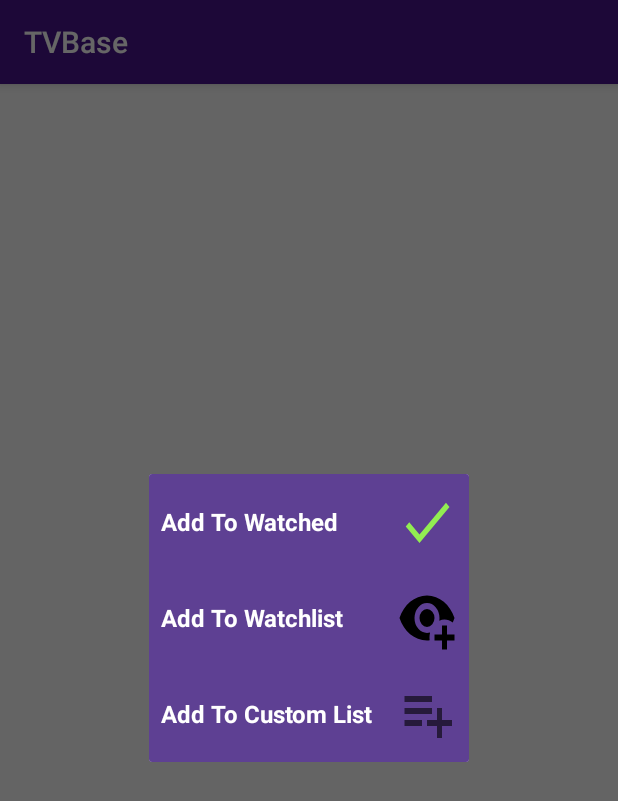
After one commit to ETS-Android5/TV_Base, an Android app: the fragment CustomFragmentDialog shown on its own in the app's theme, on a phone screen of 412 x 824 dp. The commit adds this screen. Shown: the top 801 px of the screen. Run offline under Robolectric (Android 15) with nearby library versions, the phone set to English and light mode, and no system bars; network calls fail.

Commit message:
dialog fragment

```diff
--- /dev/null
+++ b/app/src/main/java/com/a7apps/tvbase/assistant/CustomFragmentDialog.java
@@ -0,0 +1,21 @@
+package com.a7apps.tvbase.assistant;
+
+import android.os.Bundle;
+import android.view.LayoutInflater;
+import android.view.View;
+import android.view.ViewGroup;
+import androidx.annotation.NonNull;
+import androidx.annotation.Nullable;
+import androidx.fragment.app.DialogFragment;
+import com.a7apps.tvbase.R;
+import org.jetbrains.annotations.NotNull;
+
+public class CustomFragmentDialog extends DialogFragment {
+    @Nullable
+    @org.jetbrains.annotations.Nullable
+    @Override
+    public View onCreateView(@NonNull @NotNull LayoutInflater inflater, @Nullable @org.jetbrains.annotations.Nullable ViewGroup container, @Nullable @org.jetbrains.annotations.Nullable Bundle savedInstanceState) {
+        View view = inflater.inflate(R.layout.fragment_dialog, null);
+        return view;
+    }
+}
--- a/app/src/main/java/com/a7apps/tvbase/ui/search/SearchFragment.java
+++ b/app/src/main/java/com/a7apps/tvbase/ui/search/SearchFragment.java
@@ -69,7 +69,7 @@ public class SearchFragment extends Fragment implements Connect {
                         public void run() {
                             dataSearch.clear();
                             getPosters(Constants.getBaseSearchUrl()+searchQuery(), dataSearch);
-                            adapRV = new AdapRV(getActivity().getApplicationContext(), dataSearch);
+                            adapRV = new AdapRV(getActivity().getApplicationContext(), dataSearch,getParentFragmentManager());
                             adapRV.notifyDataSetChanged();
                             try {
                                 Thread.sleep(300);
--- a/app/src/main/java/com/a7apps/tvbase/ui/series/tabs/PopSeriesFrag.java
+++ b/app/src/main/java/com/a7apps/tvbase/ui/series/tabs/PopSeriesFrag.java
@@ -70,7 +70,7 @@ public class PopSeriesFrag extends Fragment {
             @Override
             public void run() {
                 dataPop = new DataPop(getActivity().getApplicationContext());
-                adapRV = new AdapRV(getActivity().getApplicationContext(), dataPop.getDataPopSeries());
+                adapRV = new AdapRV(getActivity().getApplicationContext(), dataPop.getDataPopSeries(), getParentFragmentManager());
                 adapRV.notifyDataSetChanged();
                 try {
                     Thread.sleep(900);
--- a/app/src/main/res/drawable/custom_input.xml
+++ b/app/src/main/res/drawable/custom_input.xml
@@ -3,7 +3,7 @@
 
     <item android:state_enabled="true" android:state_focused="true">
         <shape android:shape="rectangle">
-            <solid android:color="@color/backgroundBtnNav"/>
+            <solid android:color="@color/colorSecondary"/>
             <corners android:radius="10dp"/>
             <stroke android:color="#000000" android:width="1dp"/>
         </shape>
@@ -11,7 +11,7 @@
 
     <item android:state_enabled="true">
         <shape android:shape="rectangle">
-            <solid android:color="@color/backgroundBtnNav"/>
+            <solid android:color="@color/colorSecondary"/>
             <corners android:radius="10dp"/>
             <stroke android:color="#555757" android:width="1dp"/>
         </shape>
--- /dev/null
+++ b/app/src/main/res/drawable/ic_check.xml
@@ -0,0 +1,8 @@
+<?xml version="1.0" encoding="utf-8"?>
+<vector xmlns:android="http://schemas.android.com/apk/res/android"
+    android:height="24dp"
+    android:width="24dp"
+    android:viewportWidth="24"
+    android:viewportHeight="24">
+    <path android:fillColor="#92ED52" android:pathData="M21,7L9,19L3.5,13.5L4.91,12.09L9,16.17L19.59,5.59L21,7Z" />
+</vector>
--- /dev/null
+++ b/app/src/main/res/drawable/ic_eye_plus.xml
@@ -0,0 +1,8 @@
+<?xml version="1.0" encoding="utf-8"?>
+<vector xmlns:android="http://schemas.android.com/apk/res/android"
+    android:height="24dp"
+    android:width="24dp"
+    android:viewportWidth="24"
+    android:viewportHeight="24">
+    <path android:fillColor="#000" android:pathData="M12,4.5C7,4.5 2.73,7.61 1,12C2.73,16.39 7,19.5 12,19.5C12.36,19.5 12.72,19.5 13.08,19.45C13.03,19.13 13,18.82 13,18.5C13,17.94 13.08,17.38 13.24,16.84C12.83,16.94 12.42,17 12,17A5,5 0 0,1 7,12A5,5 0 0,1 12,7A5,5 0 0,1 17,12C17,12.29 16.97,12.59 16.92,12.88C17.58,12.63 18.29,12.5 19,12.5C20.17,12.5 21.31,12.84 22.29,13.5C22.56,13 22.8,12.5 23,12C21.27,7.61 17,4.5 12,4.5M12,9A3,3 0 0,0 9,12A3,3 0 0,0 12,15A3,3 0 0,0 15,12A3,3 0 0,0 12,9M18,14.5V17.5H15V19.5H18V22.5H20V19.5H23V17.5H20V14.5H18Z" />
+</vector>
--- a/app/src/main/res/layout/activity_main.xml
+++ b/app/src/main/res/layout/activity_main.xml
@@ -9,8 +9,8 @@
         android:paddingTop="0dp">
 
     <com.google.android.material.bottomnavigation.BottomNavigationView
-            android:backgroundTint="@color/backgroundBtnNav"
-            app:backgroundTint="@color/backgroundBtnNav"
+            android:backgroundTint="@color/colorSecondary"
+            app:backgroundTint="@color/colorSecondary"
             android:id="@+id/nav_view"
             android:layout_width="0dp"
             android:layout_height="wrap_content"
--- /dev/null
+++ b/app/src/main/res/layout/fragment_dialog.xml
@@ -0,0 +1,68 @@
+<?xml version="1.0" encoding="utf-8"?>
+<TableLayout xmlns:android="http://schemas.android.com/apk/res/android"
+    android:background="@color/colorSecondary"
+    android:layout_width="match_parent"
+    android:layout_height="match_parent">
+
+   <TableRow android:gravity="center">
+       <TextView
+           android:textStyle="bold"
+           android:layout_margin="8dp"
+           android:layout_width="wrap_content"
+           android:layout_height="wrap_content"
+           android:text="@string/add_watched"
+           android:textSize="16sp"
+           android:textColor="#fff"
+           android:id="@+id/txtAddWatched"/>
+
+       <Button
+           android:layout_margin="8dp"
+           android:layout_width="40dp"
+           android:layout_height="wrap_content"
+           android:background="@drawable/ic_check"
+           style="@style/Widget.AppCompat.Button.Borderless"
+           android:id="@+id/btnAddWatched"/>
+   </TableRow>
+
+    <TableRow android:gravity="center">
+        <TextView
+            android:textStyle="bold"
+            android:layout_margin="8dp"
+            android:layout_width="wrap_content"
+            android:layout_height="wrap_content"
+            android:text="@string/add_watchlist"
+            android:textSize="16sp"
+            android:textColor="#fff"
+            android:id="@+id/txtAddWatchlist"/>
+
+        <Button
+            android:layout_margin="8dp"
+            android:layout_width="40dp"
+            android:layout_height="wrap_content"
+            android:background="@drawable/ic_eye_plus"
+            style="@style/Widget.AppCompat.Button.Borderless"
+            android:id="@+id/btnAddWatchlist"/>
+    </TableRow>
+
+    <TableRow android:gravity="center">
+        <TextView
+            android:textStyle="bold"
+            android:layout_margin="8dp"
+            android:layout_width="wrap_content"
+            android:layout_height="wrap_content"
+            android:text="@string/add_customList"
+            android:textSize="16sp"
+            android:textColor="#fff"
+            android:id="@+id/txtAddCustomList"/>
+
+        <Button
+            android:layout_margin="8dp"
+            android:layout_width="40dp"
+            android:layout_height="wrap_content"
+            android:background="@drawable/baseline_playlist_add_24"
+            style="@style/Widget.AppCompat.Button.Borderless"
+            android:id="@+id/btnAddCustomList"/>
+    </TableRow>
+
+
+</TableLayout>
--- a/app/src/main/res/values/colors.xml
+++ b/app/src/main/res/values/colors.xml
@@ -4,5 +4,5 @@
     <color name="colorPrimaryDark">#4A148C</color>
     <color name="colorAccent">#058E80</color>
     <color name="backgroundActivity">#1A031C</color>
-    <color name="backgroundBtnNav">#5E4093</color>
+    <color name="colorSecondary">#5E4093</color>
 </resources>
--- a/app/src/main/res/values/strings.xml
+++ b/app/src/main/res/values/strings.xml
@@ -23,6 +23,8 @@
     <string name="trending">TRENDING</string>
     <string name="watchlist">WATCHLIST</string>
     <string name="watched">WATCHED</string>
-
+    <string name="add_watchlist">Add To Watchlist</string>
+    <string name="add_watched">Add To Watched</string>
+    <string name="add_customList">Add To Custom List</string>
     <string name="emptyCustomLists">Your custom list is empty</string>
 </resources>
--- a/app/src/main/res/values/styles.xml
+++ b/app/src/main/res/values/styles.xml
@@ -13,4 +13,5 @@
     <style name="AppTheme.AppBarOverlay" parent="ThemeOverlay.AppCompat.Dark.ActionBar"/>
     <style name="AppTheme.PopupOverlay" parent="ThemeOverlay.AppCompat.Light"/>
 
+    <style name="MyDialogTheme" parent="Theme.AppCompat.Light.Dialog.Alert" />
 </resources>
```
Also changed, not shown: app/src/main/java/com/a7apps/tvbase/adapter/AdapRV.java (+16 -4 lines), app/src/main/java/com/a7apps/tvbase/ui/movies/tabs/PopMoviesFrag.java (+14 -1 lines), app/src/main/res/menu/menu_dialog.xml (added, +11 -0 lines), app/src/main/res/values/array.xml (added, +8 -0 lines), 48 other files.
